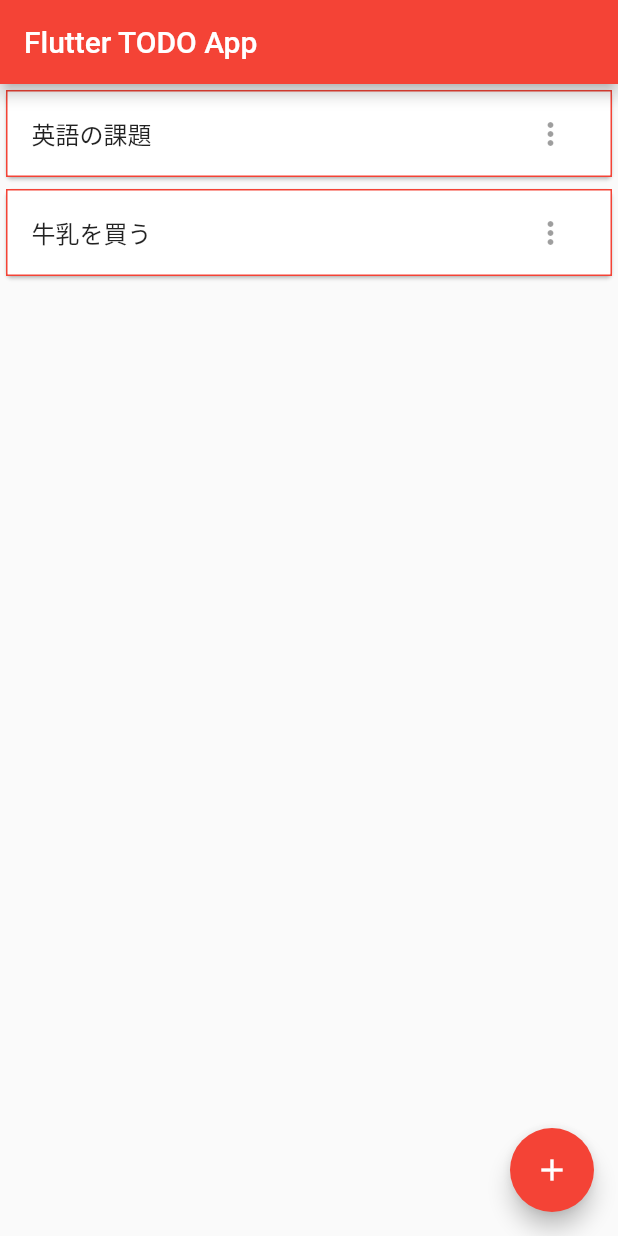
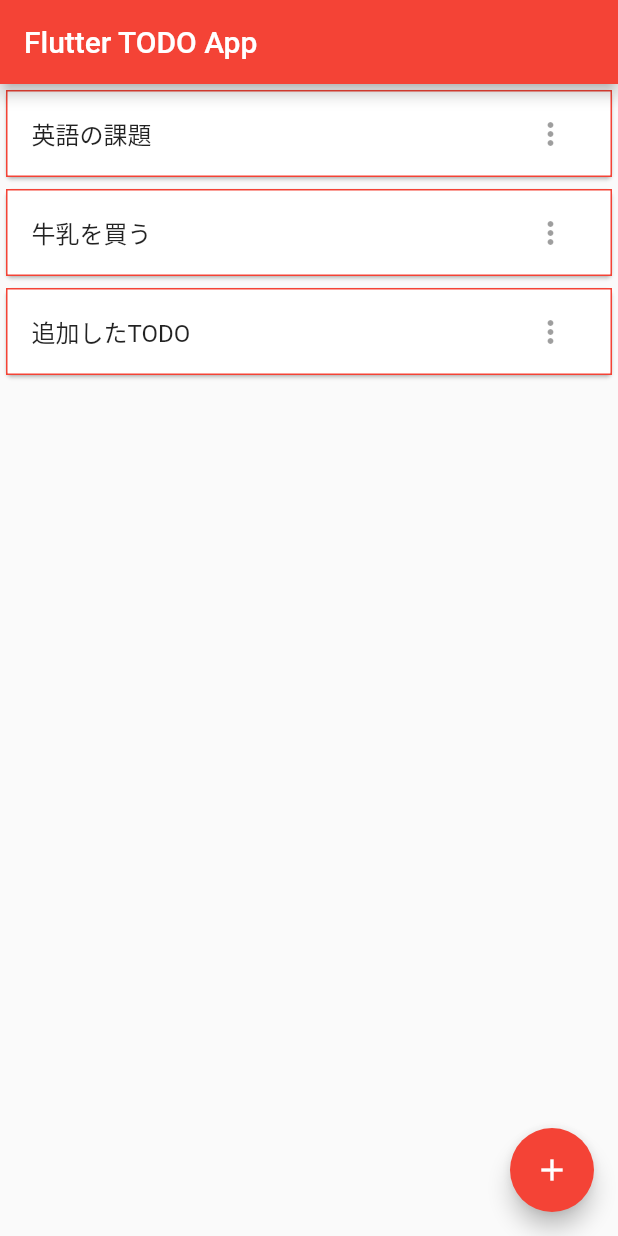
Before and after one commit to takumma/flutter_hands_on_sample, a Flutter app: the screen it shows after launch, after a tap on the "add" icon, on a phone screen of 412 x 824 dp. Run offline on Flutter 3.47's test engine with Material 2 defaults, Android fonts, the phone set to English and light mode, and no system bars.

Commit message:
リストに追加する

```diff
--- a/lib/my_home_page.dart
+++ b/lib/my_home_page.dart
@@ -15,11 +15,9 @@ class _MyHomePageState extends State<MyHomePage> {
     "牛乳を買う",
   ];
 
-  int _counter = 0;
-
-  void _incrementCounter() {
+  void _addTodo(String title) {
     setState(() {
-      _counter++;
+      _todoItems.add(title);
     });
   }
 
@@ -48,8 +46,8 @@ class _MyHomePageState extends State<MyHomePage> {
         },
       ),
       floatingActionButton: FloatingActionButton(
-        onPressed: _incrementCounter,
-        tooltip: 'Increment',
+        onPressed: () => _addTodo("追加したTODO"),
+        tooltip: 'Add Todo',
         child: Icon(Icons.add),
       ),
     );
```
